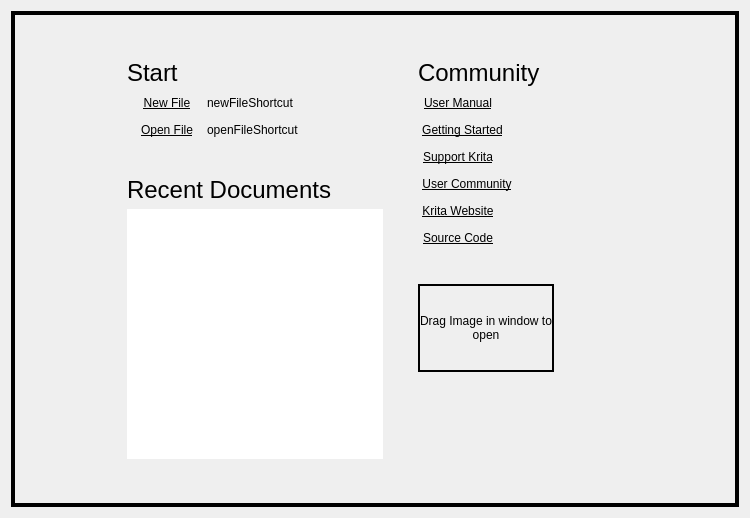
Qt form libs/ui/forms/KisWelcomePage.ui (KDE/krita) before a commit.
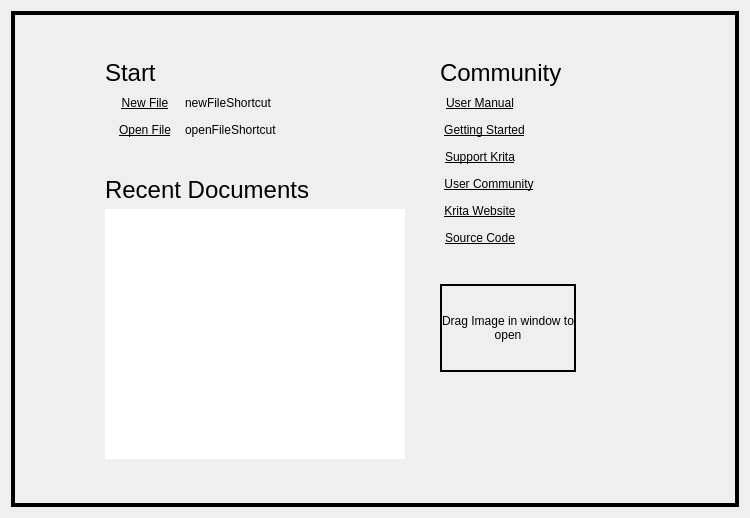
The same form after that commit.

Commit message: Remove not used mouseRelease event and small style tweak to welcome page

```diff
--- a/libs/ui/forms/KisWelcomePage.ui
+++ b/libs/ui/forms/KisWelcomePage.ui
@@ -584,7 +584,7 @@
           </property>
           <property name="minimumSize">
            <size>
-            <width>250</width>
+            <width>300</width>
             <height>250</height>
            </size>
           </property>
```
The commit also changes 2 other files.
